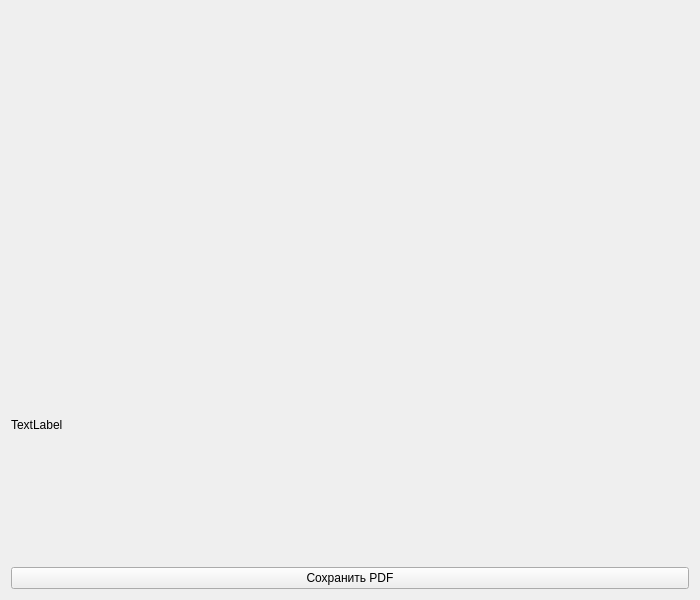
Qt form forms/calcform.ui (MrModez/Wasteland) before a commit.
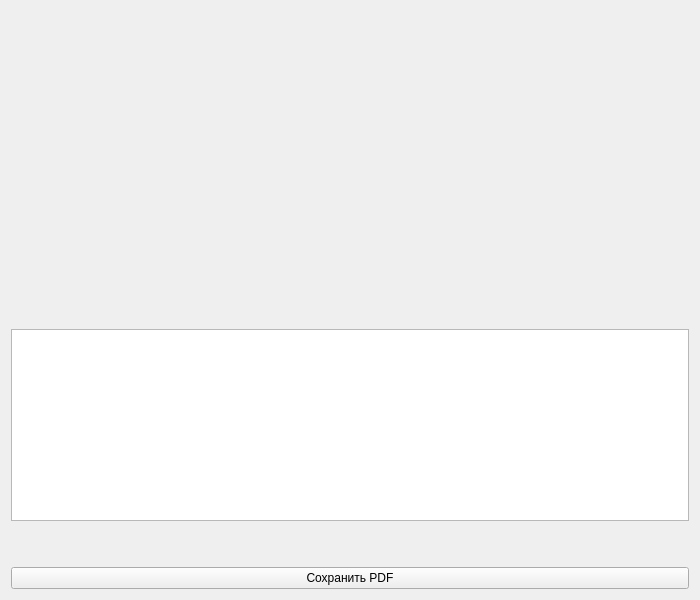
The same form after that commit. Custom widgets are drawn as their Qt base class.

Commit message: Added nice HTML output

Diff of the .ui file:
```diff
--- a/forms/calcform.ui
+++ b/forms/calcform.ui
@@ -42,15 +42,21 @@
       <layout class="QHBoxLayout" name="horizontalLayout"/>
      </item>
      <item>
-      <widget class="QLabel" name="label">
+      <widget class="QTextEdit" name="textEdit">
        <property name="sizePolicy">
-        <sizepolicy hsizetype="Preferred" vsizetype="Fixed">
+        <sizepolicy hsizetype="Expanding" vsizetype="Fixed">
          <horstretch>0</horstretch>
-         <verstretch>50</verstretch>
+         <verstretch>0</verstretch>
         </sizepolicy>
        </property>
-       <property name="text">
-        <string>TextLabel</string>
+       <property name="minimumSize">
+        <size>
+         <width>0</width>
+         <height>20</height>
+        </size>
+       </property>
+       <property name="readOnly">
+        <bool>true</bool>
        </property>
       </widget>
      </item>
```
The commit also changes 1 other file.
